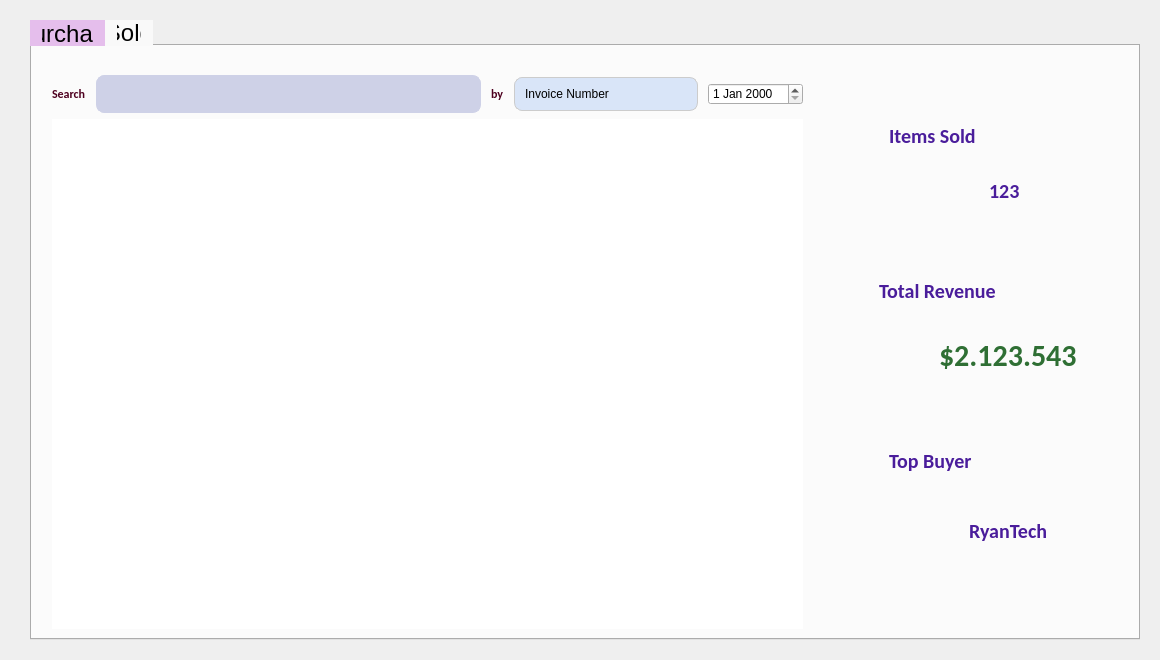
Before: the Qt Designer form InventoryManagement/reports_widget.ui in ImRanjbar/Inventory-Management, drawn with Qt 5.
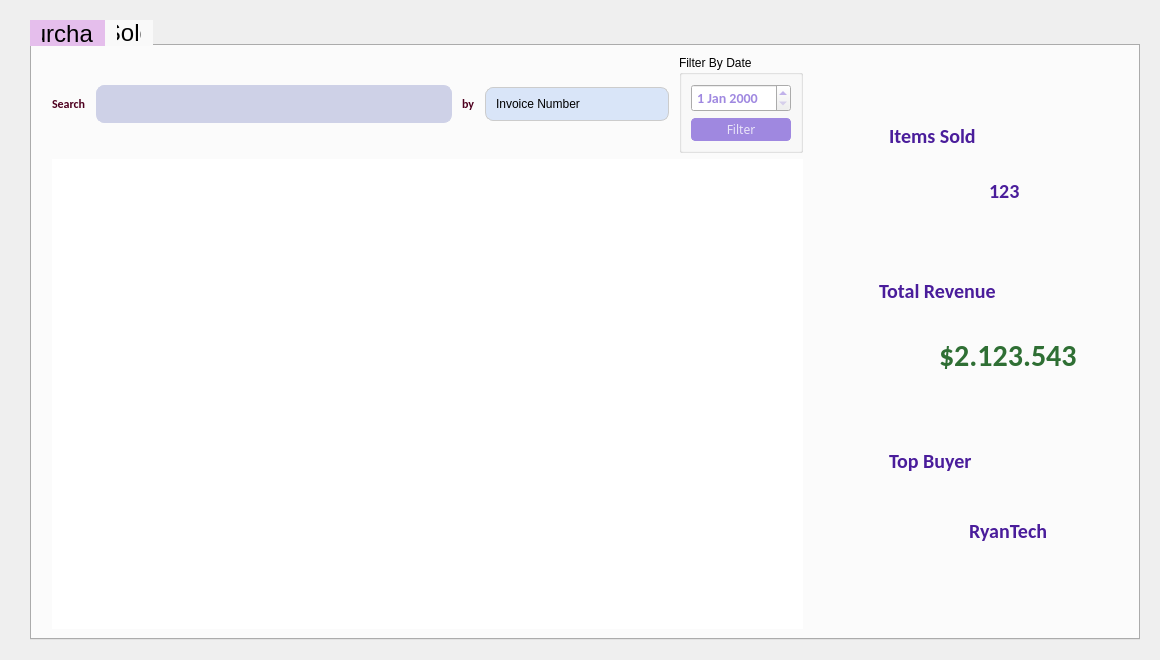
After: the same form once the commit is applied. Icons and pictures are not drawn.

Commit message: Fixed some bugs, implemented edit_product_window, changed the theme, and completed some features such as filters on purchase_widget

Patch:
```diff
--- a/InventoryManagement/reports_widget.ui
+++ b/InventoryManagement/reports_widget.ui
@@ -431,7 +431,7 @@
             <number>10</number>
            </property>
            <property name="topMargin">
-            <number>20</number>
+            <number>0</number>
            </property>
            <item>
             <widget class="QLabel" name="label_13">
@@ -550,7 +550,55 @@
             </widget>
            </item>
            <item>
-            <widget class="QDateEdit" name="dateEdit_4"/>
+            <widget class="QGroupBox" name="groupBox">
+             <property name="title">
+              <string>Filter By Date</string>
+             </property>
+             <layout class="QVBoxLayout" name="verticalLayout_2">
+              <item>
+               <widget class="QDateEdit" name="dateEdit_4">
+                <property name="styleSheet">
+                 <string notr="true">QDateEdit {
+    padding: 1px; /* Set the padding */
+	font-family: Calibri;
+	font-size: 14px;
+	color: #9f88e0;
+	font-weight: bold;
+}
+</string>
+                </property>
+               </widget>
+              </item>
+              <item>
+               <widget class="QPushButton" name="pushButton">
+                <property name="cursor">
+                 <cursorShape>PointingHandCursor</cursorShape>
+                </property>
+                <property name="styleSheet">
+                 <string notr="true">QPushButton {
+    background-color: #9f88e0;
+    border: 1px solid #9f88e0;
+    border-radius: 4px;
+    padding: 2px 3px;
+	color: #e9e4f8;
+	font-family : Cabin;
+	font-size : 12px;
+
+	
+}
+
+QPushButton::hover {
+	background-color : #af9ce6;
+
+}</string>
+                </property>
+                <property name="text">
+                 <string>Filter</string>
+                </property>
+               </widget>
+              </item>
+             </layout>
+            </widget>
            </item>
           </layout>
          </item>
```
Left out of the diff: 52 changed lines with no effect on the pictures. The commit also changes 25 other files.
